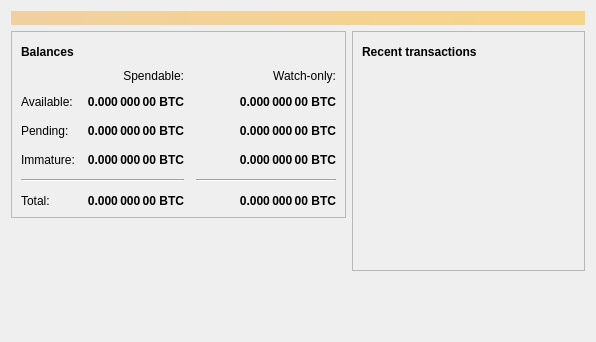
Above: src/qt/forms/overviewpage.ui from Crixpx/polis before the change. Below: the same form after it.
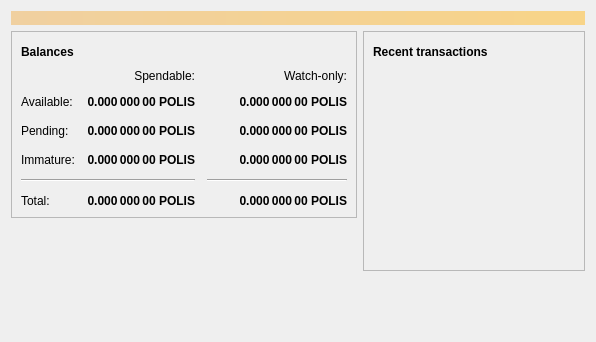
That is the form after the change. Icons and pictures are not drawn.

Commit message: BTC to POLIS

Patch:
```diff
--- a/src/qt/forms/overviewpage.ui
+++ b/src/qt/forms/overviewpage.ui
@@ -129,7 +129,7 @@
                <string>Unconfirmed transactions to watch-only addresses</string>
               </property>
               <property name="text">
-               <string notr="true">0.000 000 00 BTC</string>
+               <string notr="true">0.000 000 00 POLIS</string>
               </property>
               <property name="alignment">
                <set>Qt::AlignRight|Qt::AlignTrailing|Qt::AlignVCenter</set>
@@ -154,7 +154,7 @@
                <string>Total of transactions that have yet to be confirmed, and do not yet count toward the spendable balance</string>
               </property>
               <property name="text">
-               <string notr="true">0.000 000 00 BTC</string>
+               <string notr="true">0.000 000 00 POLIS</string>
               </property>
               <property name="alignment">
                <set>Qt::AlignRight|Qt::AlignTrailing|Qt::AlignVCenter</set>
@@ -179,7 +179,7 @@
                <string>Mined balance in watch-only addresses that has not yet matured</string>
               </property>
               <property name="text">
-               <string notr="true">0.000 000 00 BTC</string>
+               <string notr="true">0.000 000 00 POLIS</string>
               </property>
               <property name="alignment">
                <set>Qt::AlignRight|Qt::AlignTrailing|Qt::AlignVCenter</set>
@@ -237,7 +237,7 @@
                <string>Mined balance that has not yet matured</string>
               </property>
               <property name="text">
-               <string notr="true">0.000 000 00 BTC</string>
+               <string notr="true">0.000 000 00 POLIS</string>
               </property>
               <property name="alignment">
                <set>Qt::AlignRight|Qt::AlignTrailing|Qt::AlignVCenter</set>
@@ -282,7 +282,7 @@
                <string>Your current total balance</string>
               </property>
               <property name="text">
-               <string notr="true">0.000 000 00 BTC</string>
+               <string notr="true">0.000 000 00 POLIS</string>
               </property>
               <property name="alignment">
                <set>Qt::AlignRight|Qt::AlignTrailing|Qt::AlignVCenter</set>
@@ -307,7 +307,7 @@
                <string>Current total balance in watch-only addresses</string>
               </property>
               <property name="text">
-               <string notr="true">0.000 000 00 BTC</string>
+               <string notr="true">0.000 000 00 POLIS</string>
               </property>
               <property name="alignment">
                <set>Qt::AlignRight|Qt::AlignTrailing|Qt::AlignVCenter</set>
@@ -349,7 +349,7 @@
                <string>Your current spendable balance</string>
               </property>
               <property name="text">
-               <string notr="true">0.000 000 00 BTC</string>
+               <string notr="true">0.000 000 00 POLIS</string>
               </property>
               <property name="alignment">
                <set>Qt::AlignRight|Qt::AlignTrailing|Qt::AlignVCenter</set>
@@ -374,7 +374,7 @@
                <string>Your current balance in watch-only addresses</string>
               </property>
               <property name="text">
-               <string notr="true">0.000 000 00 BTC</string>
+               <string notr="true">0.000 000 00 POLIS</string>
               </property>
               <property name="alignment">
                <set>Qt::AlignRight|Qt::AlignTrailing|Qt::AlignVCenter</set>
```
Left out of the diff: 8 changed lines with no effect on the pictures. The commit also changes 1023 other files.
